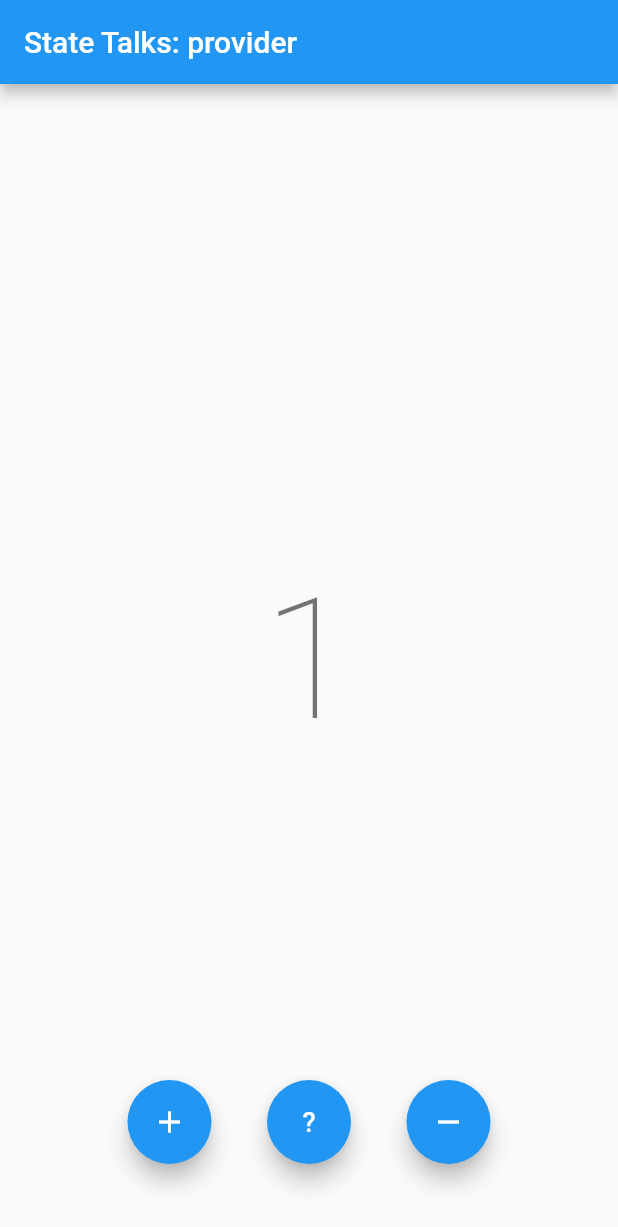
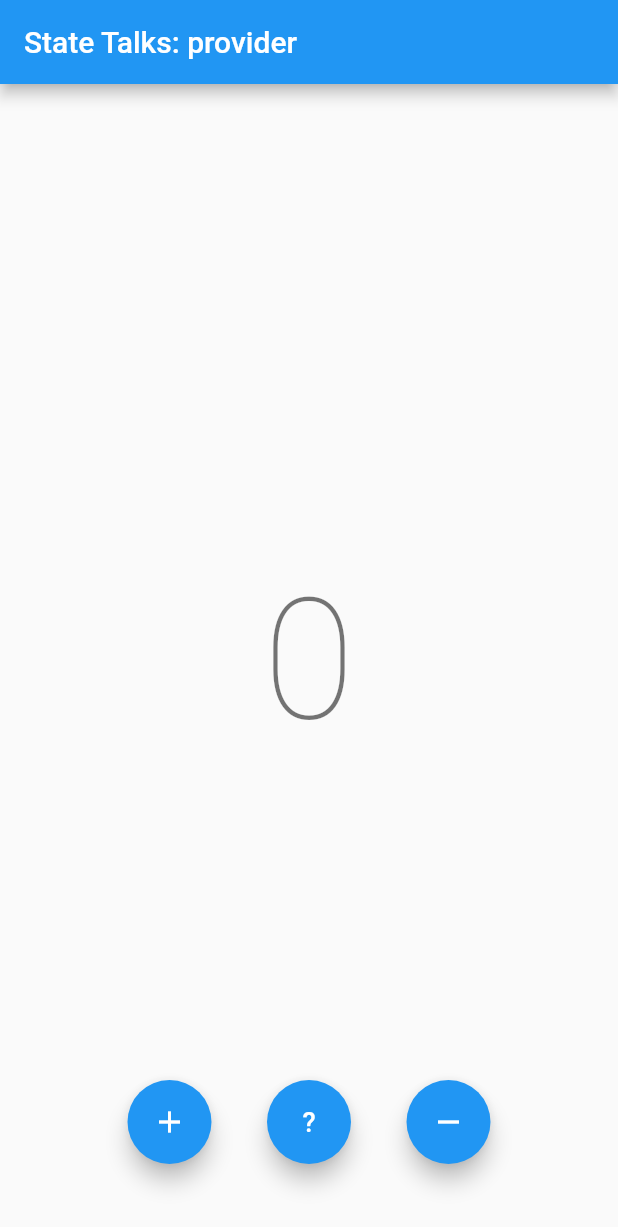
Before and after one commit to Flutter-Buddies/StateTalks, a Flutter app: the screen it shows after launch, after a tap on the "add" icon, on a phone screen of 412 x 824 dp. Shown: the top 1227 px of the screen. Run offline on Flutter 3.47's test engine with Material 2 defaults, Android fonts, the phone set to English and light mode, and no system bars; statements that could not run were skipped.

Commit message:
provider/example/: [add] what we would like to do but cannot

```diff
--- /dev/null
+++ b/provider/example/lib/counter_state.dart
@@ -0,0 +1,18 @@
+import 'package:flutter/material.dart';
+
+class CounterState extends InheritedWidget {
+  final int counterValue;
+
+  CounterState({
+    Key key,
+    @required this.counterValue,
+    @required Widget child,
+  }) : super(key: key, child: child);
+
+  static CounterState of(BuildContext context) {
+    return context.dependOnInheritedWidgetOfExactType<CounterState>();
+  }
+
+  @override
+  bool updateShouldNotify(CounterState old) => counterValue != old.counterValue;
+}
--- a/provider/example/lib/main.dart
+++ b/provider/example/lib/main.dart
@@ -1,3 +1,4 @@
+import 'package:example/counter_state.dart';
 import 'package:flutter/material.dart';
 import 'dart:math' as math;
 
@@ -10,19 +11,15 @@ class MyApp extends StatelessWidget {
   Widget build(BuildContext context) {
     return MaterialApp(
       debugShowCheckedModeBanner: false,
-      home: MyHomePage(),
+      home: CounterState(
+        counterValue: 0,
+        child: MyHomePage(),
+      ),
     );
   }
 }
 
-class MyHomePage extends StatefulWidget {
-  @override
-  State<StatefulWidget> createState() => MyHomePageState();
-}
-
-class MyHomePageState extends State<MyHomePage> {
-  int _counterValue = 0;
-
+class MyHomePage extends StatelessWidget {
   @override
   Widget build(BuildContext context) {
     return Scaffold(
@@ -32,13 +29,8 @@ class MyHomePageState extends State<MyHomePage> {
       body: Stack(
         alignment: Alignment.center,
         children: <Widget>[
-          CounterValue(value: _counterValue),
-          ControlButtons(
-            onIncrementPressed: () => setState(() => _counterValue++),
-            onRandomPressed: () =>
-                setState(() => _counterValue = math.Random().nextInt(20)),
-            onDecrementPressed: () => setState(() => _counterValue--),
-          ),
+          CounterValue(),
+          ControlButtons(),
         ],
       ),
     );
@@ -46,30 +38,16 @@ class MyHomePageState extends State<MyHomePage> {
 }
 
 class CounterValue extends StatelessWidget {
-  final int value;
-
-  CounterValue({this.value});
-
   @override
   Widget build(BuildContext context) {
     return Text(
-      '${this.value}',
+      CounterState.of(context).counterValue.toString(),
       style: Theme.of(context).textTheme.headline1,
     );
   }
 }
 
 class ControlButtons extends StatelessWidget {
-  final void Function() onIncrementPressed;
-  final void Function() onRandomPressed;
-  final void Function() onDecrementPressed;
-
-  ControlButtons({
-    this.onIncrementPressed,
-    this.onRandomPressed,
-    this.onDecrementPressed,
-  });
-
   @override
   Widget build(BuildContext context) {
     return Align(
@@ -80,15 +58,16 @@ class ControlButtons extends StatelessWidget {
           mainAxisAlignment: MainAxisAlignment.spaceEvenly,
           children: [
             FloatingActionButton(
-              onPressed: onIncrementPressed,
+              onPressed: () => CounterState.of(context).counterValue++,
               child: Icon(Icons.add),
             ),
             FloatingActionButton(
-              onPressed: onRandomPressed,
+              onPressed: () => CounterState.of(context).counterValue =
+                  math.Random().nextInt(20),
               child: Text('?', style: TextStyle(fontSize: 18)),
             ),
             FloatingActionButton(
-              onPressed: onDecrementPressed,
+              onPressed: () => CounterState.of(context).counterValue--,
               child: Icon(Icons.remove),
             ),
           ],
```
